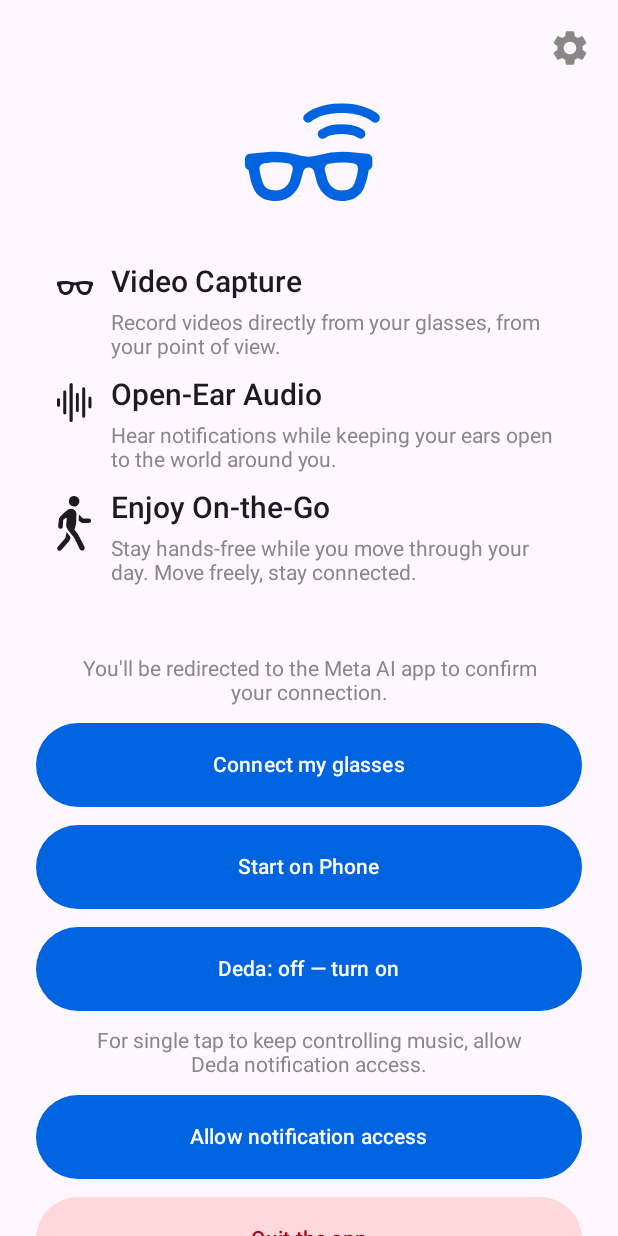
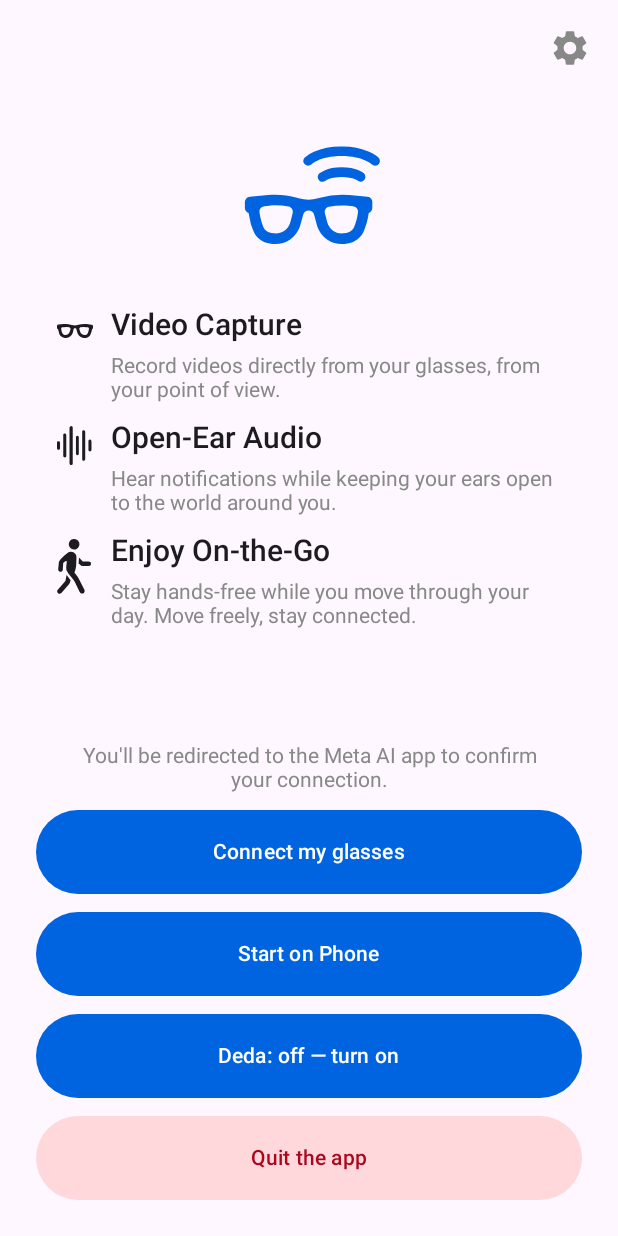
Before and after one commit to UVuruna/DedaAI, an Android app built with Jetpack Compose: the screen it shows after launch (MainActivity), on a phone screen of 412 x 824 dp. Run offline under Robolectric (Android 15) with nearby library versions, the phone set to English and light mode, and no system bars; 6 statements that could not run were skipped.

Commit message:
0.1.1: notification listener removed — Play Protect hard-blocked sideloads that declare one (no Install-anyway); music resume rides transient audio focus. Landing page = one giant download button; install guide gets the same button in all three languages
Co-Authored-By: Claude Fable 5 <noreply@anthropic.com>

```diff
--- a/android/app/build.gradle.kts
+++ b/android/app/build.gradle.kts
@@ -25,8 +25,8 @@ android {
     applicationId = "com.uvuruna.dedaai"
     minSdk = 31
     targetSdk = 34
-    versionCode = 2
-    versionName = "0.1.0"
+    versionCode = 3
+    versionName = "0.1.1"
 
     testInstrumentationRunner = "androidx.test.runner.AndroidJUnitRunner"
     vectorDrawables { useSupportLibrary = true }
--- a/android/app/src/main/java/com/meta/wearable/dat/externalsampleapps/cameraaccess/deda/DedaNotificationListener.kt
+++ /dev/null
@@ -1,27 +0,0 @@
-package com.meta.wearable.dat.externalsampleapps.cameraaccess.deda
-
-import android.content.ComponentName
-import android.content.Context
-import android.provider.Settings
-import android.service.notification.NotificationListenerService
-
-/**
- * Empty notification listener. We never read a notification — the binding is
- * only there because Android gates MediaSessionManager.getActiveSessions()
- * behind it, and that is how Deda hands a single tap back to whichever app
- * was playing music before Deda took the buttons. Same trick every headset
- * button-remapper app uses.
- */
-class DedaNotificationListener : NotificationListenerService() {
-    companion object {
-        fun componentName(context: Context) =
-            ComponentName(context, DedaNotificationListener::class.java)
-
-        fun isEnabled(context: Context): Boolean {
-            val flat = Settings.Secure.getString(
-                context.contentResolver, "enabled_notification_listeners"
-            ) ?: return false
-            return flat.split(":").any { ComponentName.unflattenFromString(it) == componentName(context) }
-        }
-    }
-}
--- a/android/app/src/main/java/com/meta/wearable/dat/externalsampleapps/cameraaccess/ui/HomeScreen.kt
+++ b/android/app/src/main/java/com/meta/wearable/dat/externalsampleapps/cameraaccess/ui/HomeScreen.kt
@@ -47,7 +47,6 @@ import androidx.compose.ui.unit.dp
 import androidx.compose.ui.unit.sp
 import com.meta.wearable.dat.externalsampleapps.cameraaccess.R
 import com.meta.wearable.dat.externalsampleapps.cameraaccess.deda.DedaMode
-import com.meta.wearable.dat.externalsampleapps.cameraaccess.deda.DedaNotificationListener
 import com.meta.wearable.dat.externalsampleapps.cameraaccess.deda.DedaState
 import com.meta.wearable.dat.externalsampleapps.cameraaccess.deda.GlassesButtonService
 import com.meta.wearable.dat.externalsampleapps.cameraaccess.deda.Greeter
@@ -150,23 +149,9 @@ fun HomeScreen(
             label = if (dedaMode == DedaMode.OFF) dedaTexts.switchOff else dedaTexts.switchOn,
             onClick = { viewModel.toggleDeda() },
         )
-        if (!DedaNotificationListener.isEnabled(context)) {
-          Text(
-              text = dedaTexts.notifAccessHint,
-              color = Color.Gray,
-              textAlign = TextAlign.Center,
-              modifier = Modifier.padding(horizontal = 24.dp),
-          )
-          SwitchButton(
-              label = dedaTexts.allowNotifAccess,
-              onClick = {
-                context.startActivity(
-                    android.content.Intent(android.provider.Settings.ACTION_NOTIFICATION_LISTENER_SETTINGS)
-                        .addFlags(android.content.Intent.FLAG_ACTIVITY_NEW_TASK)
-                )
-              },
-          )
-        }
+        // No notification-access plea here anymore: the listener declaration
+        // made Play Protect hard-block the install (2026-08-20). Music resume
+        // rides the transient audio-focus contract instead.
 
         // Whole-app QUIT (owner's MVP item A): stops Deda's service outright;
         // the glasses fall back to a plain Bluetooth headset until the app is
```
Also changed, not shown: android/app/src/main/AndroidManifest.xml (+5 -12 lines), android/app/src/main/java/com/meta/wearable/dat/externalsampleapps/cameraaccess/deda/GlassesButtonService.kt (+22 -101 lines), 2 other files.
